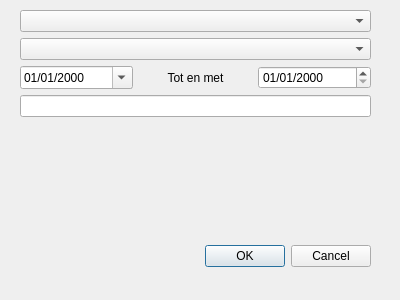
This is PRW_dialog_base.ui in KRS-dev/PRW_Data_Opvrager as Qt 5 draws it before an edit. The edited form follows.
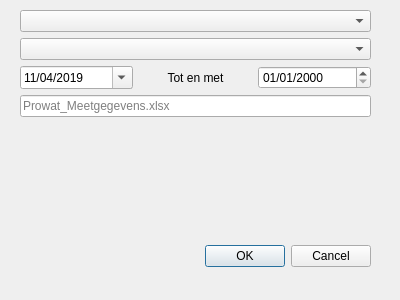
This is the edited form. Custom widgets are drawn as their Qt base class.

The edit to the form file:
```diff
--- a/PRW_dialog_base.ui
+++ b/PRW_dialog_base.ui
@@ -49,6 +49,13 @@
      <layout class="QHBoxLayout" name="horizontalLayout">
       <item>
        <widget class="QgsDateTimeEdit" name="DateMin">
+        <property name="date">
+         <date>
+          <year>2019</year>
+          <month>4</month>
+          <day>11</day>
+         </date>
+        </property>
         <property name="currentSection">
          <enum>QDateTimeEdit::DaySection</enum>
         </property>
@@ -93,7 +100,23 @@
      </layout>
     </item>
     <item>
-     <widget class="QLineEdit" name="FileName"/>
+     <widget class="QLineEdit" name="FileName">
+      <property name="toolTip">
+       <string/>
+      </property>
+      <property name="accessibleName">
+       <string/>
+      </property>
+      <property name="inputMask">
+       <string/>
+      </property>
+      <property name="placeholderText">
+       <string>Prowat_Meetgegevens.xlsx</string>
+      </property>
+      <property name="clearButtonEnabled">
+       <bool>true</bool>
+      </property>
+     </widget>
     </item>
     <item>
      <widget class="QgsFileWidget" name="OutputLocation">
```
Left out of the diff: 23 changed lines with no effect on the pictures.
